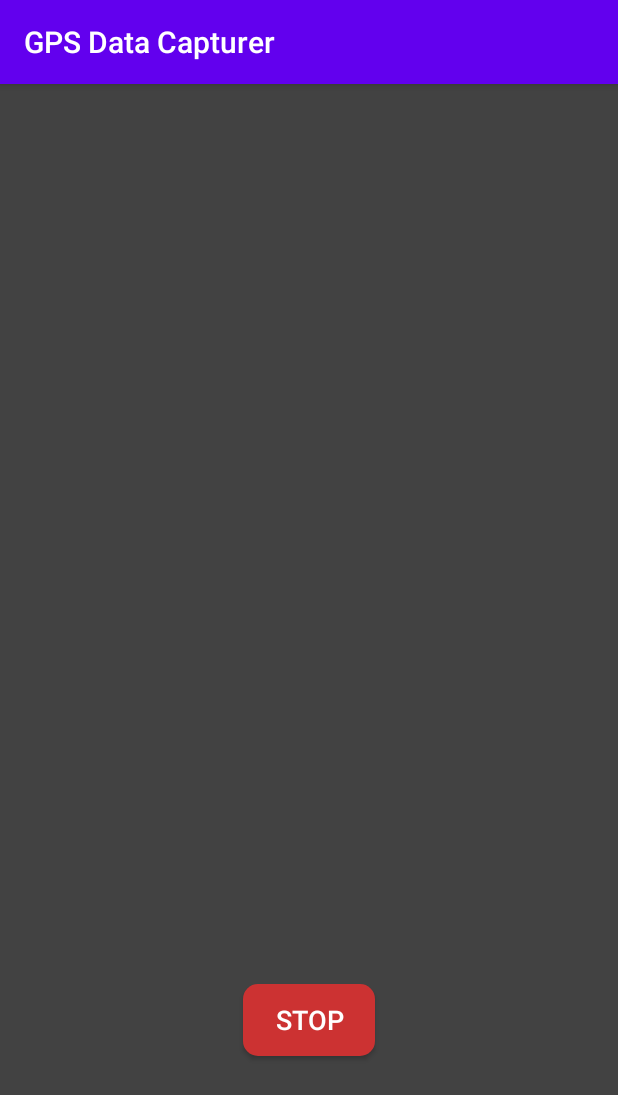
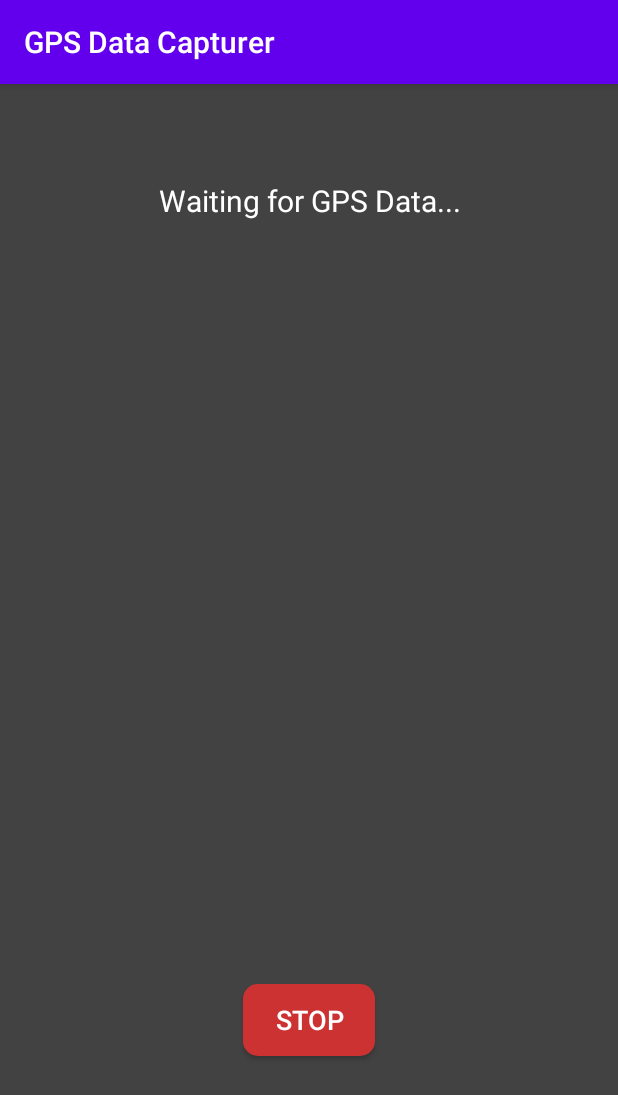
Before and after one commit to googleinterns/where-is-my-watch, an Android app: the screen it shows after launch (MobileGpsMainActivity), after a tap on "START", on a phone screen of 412 x 824 dp. Shown: the top 1095 px of the screen. Run offline under Robolectric (Android 15) with nearby library versions, the phone set to English and light mode, and no system bars; our stand-ins replace data binding; 3 statements that could not run were skipped.

Commit message:
set gpsdatatextview default text waiting for gps data

```diff
--- a/GpsDataCapturer/mobile/src/main/res/layout/activity_mobile_gps_main.xml
+++ b/GpsDataCapturer/mobile/src/main/res/layout/activity_mobile_gps_main.xml
@@ -58,13 +58,13 @@
             android:layout_alignParentTop="true"
             android:layout_centerHorizontal="true"
             android:layout_marginTop="64dp"
-            android:lines="5"
+            android:lines="4"
             android:maxLines="5"
             android:minLines="2"
             android:scrollHorizontally="false"
             android:singleLine="false"
             android:textAlignment="center"
-            android:text="@{gpsInfoViewModel.getGpsDataMutableLiveData().getGpsDataString()}"
+            android:text="@{gpsInfoViewModel.getGpsDataMutableLiveData().getGpsDataString()?? @string/waiting_gps_data}"
             android:textSize="20sp"
             android:textColor="@color/primaryWhite"
             android:visibility="gone"
@@ -75,9 +75,8 @@
             android:id="@+id/m_text_view_gps_status"
             android:layout_width="match_parent"
             android:layout_height="wrap_content"
-            android:layout_alignBottom="@id/m_text_view_gps_data"
+            android:layout_below="@id/m_text_view_gps_data"
             android:layout_centerHorizontal="true"
-            android:layout_marginTop="64dp"
             android:singleLine="true"
             android:textAlignment="center"
             android:text="@{gpsInfoViewModel.getGpsStatusMutableLiveData().toString()}"
--- a/GpsDataCapturer/mobile/src/main/res/values/strings.xml
+++ b/GpsDataCapturer/mobile/src/main/res/values/strings.xml
@@ -4,4 +4,5 @@
     <string name="stop_capture" translatable="false">STOP</string>
     <string name="locationmanager_api" translatable="false">LocationManager API</string>
     <string name="fusedlocationprovider_api" translatable="false">FusedLocationProvider API</string>
+    <string name="waiting_gps_data" translatable="false">Waiting for GPS Data...</string>
 </resources>
--- a/GpsDataCapturer/wear/src/main/java/com/google/gpsdatacapturer/WearGpsMainActivity.java
+++ b/GpsDataCapturer/wear/src/main/java/com/google/gpsdatacapturer/WearGpsMainActivity.java
@@ -130,6 +130,7 @@ public class WearGpsMainActivity extends AppCompatActivity implements
 
     @Override
     protected void onResume() {
+        Log.d(TAG, "On Resume Gps enabled: " + isGpsEnabled(locationManager));
         super.onResume();
     }
 
```
Also changed, not shown: GpsDataCapturer/wear/src/main/res/layout/activity_wear_gps_main.xml (+3 -4 lines), GpsDataCapturer/wear/src/main/res/values/strings.xml (+7 -6 lines).
